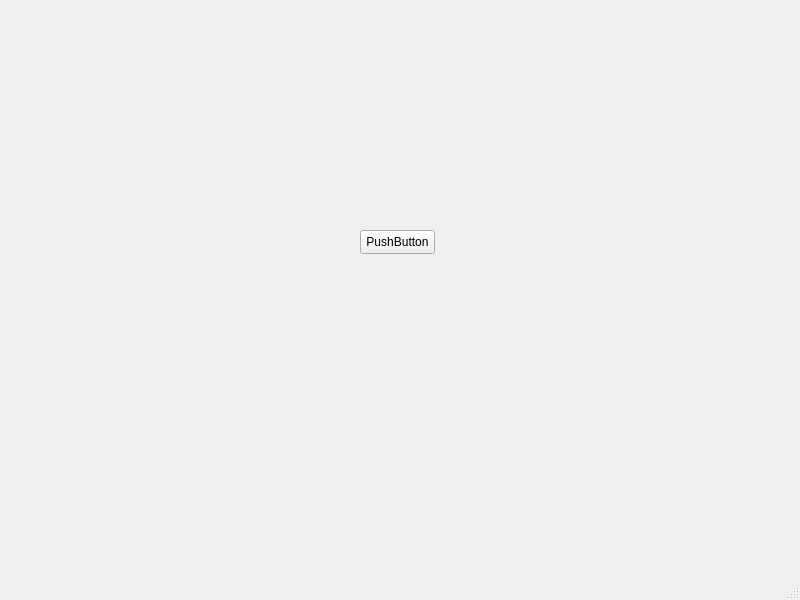
Old version of the form mainwindow.ui in the repository AimBought/Qt_git_test.
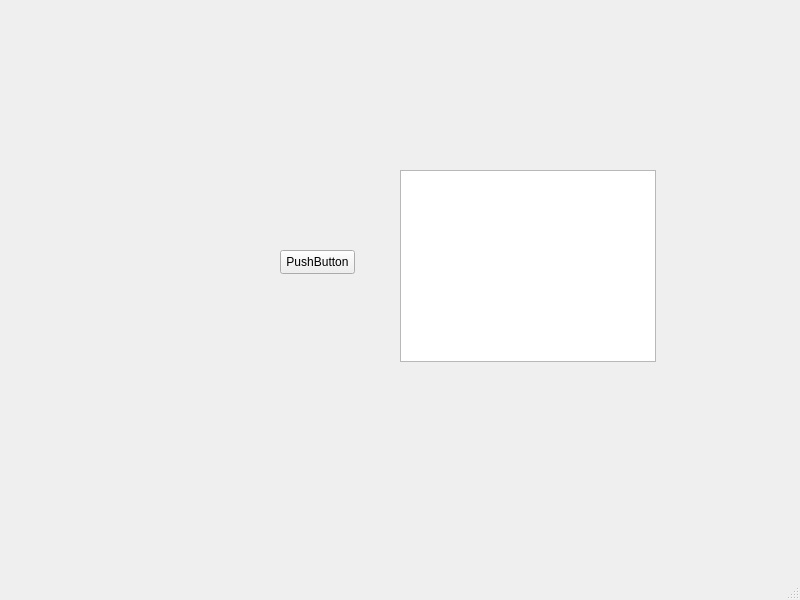
New version of the form.

Commit message: Added list and button adding elements to it

Patch:
```diff
--- a/mainwindow.ui
+++ b/mainwindow.ui
@@ -17,8 +17,8 @@
    <widget class="QPushButton" name="pushButton">
     <property name="geometry">
      <rect>
-      <x>360</x>
-      <y>230</y>
+      <x>280</x>
+      <y>250</y>
       <width>75</width>
       <height>24</height>
      </rect>
@@ -27,6 +27,16 @@
      <string>PushButton</string>
     </property>
    </widget>
+   <widget class="QListWidget" name="listWidget">
+    <property name="geometry">
+     <rect>
+      <x>400</x>
+      <y>170</y>
+      <width>256</width>
+      <height>192</height>
+     </rect>
+    </property>
+   </widget>
   </widget>
   <widget class="QMenuBar" name="menubar">
    <property name="geometry">
```
The commit also changes 7 other files.
